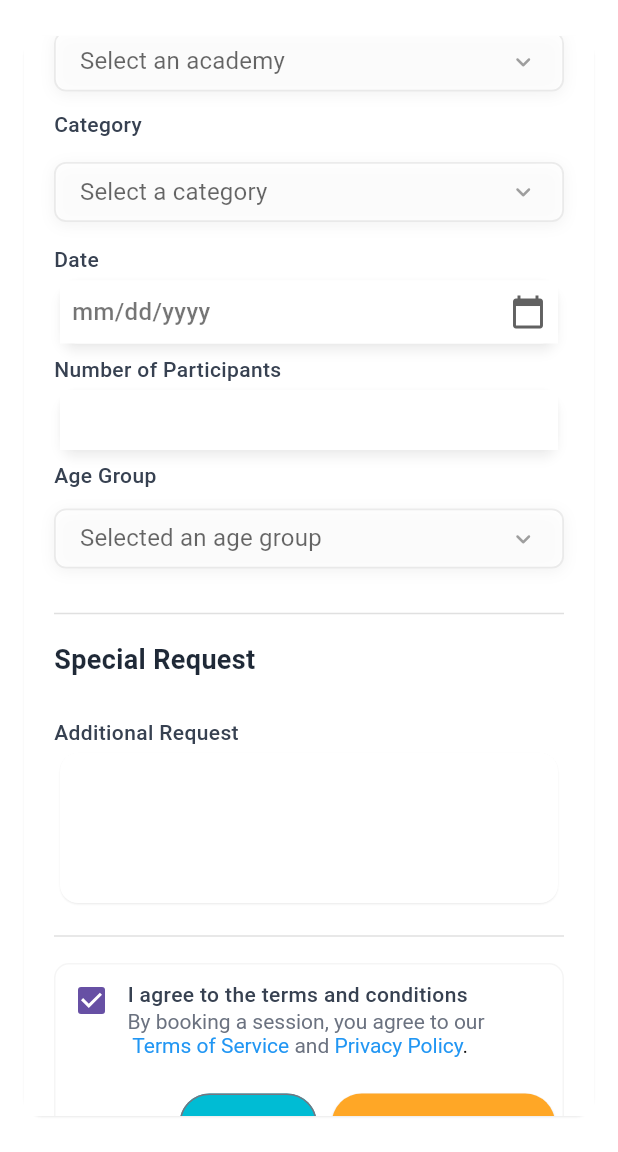
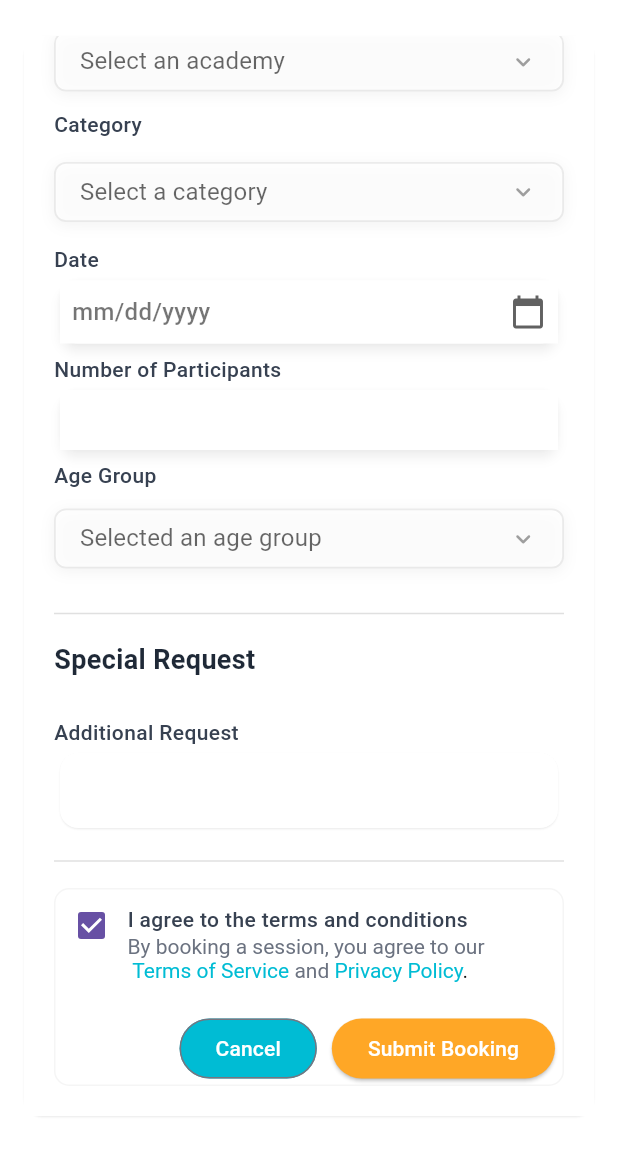
Before and after one commit to MTS-Services/Batteryqk_web-version-App-, a Flutter app: the BookScreen screen opened directly, scrolled down 521 dp, on a phone screen of 412 x 824 dp, the part 84-1236 px from its top. Run offline on Flutter 3.47's test engine with Material 3 defaults, Android fonts, the phone set to English and light mode, and no system bars; drawn by our look-alikes of dropdown_button2; our stand-ins replace font_awesome_flutter, google_fonts, pin_code_fields.

Commit message:
push By Remon

```diff
--- /dev/null
+++ b/lib/common/widgets/calender_screen.dart
@@ -0,0 +1,39 @@
+import 'package:flutter/material.dart';
+import 'package:intl/intl.dart';
+
+class CalenderScreen extends StatelessWidget {
+  const CalenderScreen({
+    super.key,
+    required DateTime? selectedDate,
+    required DateFormat formatter,
+  }) : _selectedDate = selectedDate, _formatter = formatter;
+
+  final DateTime? _selectedDate;
+  final DateFormat _formatter;
+
+  @override
+  Widget build(BuildContext context) {
+    return Row(
+      children: [
+        // Space between icon and date
+        Text(
+          _selectedDate == null
+              ? 'mm/dd/yyyy'
+              : _formatter.format(_selectedDate!),
+          style: TextStyle(
+            fontSize: 16,
+            color:
+            _selectedDate == null
+                ? Colors.black54
+                : Colors.black54,
+          ),
+        ),
+        Spacer(),
+        Icon(
+          Icons.calendar_today,
+          color: Colors.grey[700],
+        ),
+      ],
+    );
+  }
+}
--- a/lib/features/authentication/views/book_screen.dart
+++ b/lib/features/authentication/views/book_screen.dart
@@ -1,3 +1,4 @@
+import 'package:batteryqk_web_app/common/widgets/calender_screen.dart';
 import 'package:batteryqk_web_app/common/widgets/custom_app_bar.dart';
 import 'package:batteryqk_web_app/common/widgets/custom_dropdown.dart';
 import 'package:batteryqk_web_app/common/widgets/custom_text_field.dart';
@@ -64,7 +65,6 @@ class _BookScreenState extends State<BookScreen> {
     }
   }
 
-
   @override
   Widget build(BuildContext context) {
     final size = MediaQuery.of(context).size;
@@ -73,7 +73,7 @@ class _BookScreenState extends State<BookScreen> {
       backgroundColor: AppColor.whiteColor,
       appBar: PreferredSize(
         preferredSize: Size.fromHeight(kToolbarHeight),
-        child: CustomAppBar(isBack: true,),
+        child: CustomAppBar(isBack: true),
       ),
       body: Padding(
         padding: const EdgeInsets.only(
@@ -195,35 +195,14 @@ class _BookScreenState extends State<BookScreen> {
                                 horizontal: 8,
                                 vertical: 9,
                               ),
-                              decoration: BoxDecoration(
-                                color: Colors.white,
-                              ),
-                              child: Row(
-                                children: [
-                                  // Space between icon and date
-                                  Text(
-                                    _selectedDate == null
-                                        ? 'mm/dd/yyyy'
-                                        : _formatter.format(_selectedDate!),
-                                    style: TextStyle(
-                                      fontSize: 16,
-                                      color:
-                                          _selectedDate == null
-                                              ? Colors.black54
-                                              : Colors.black54,
-                                    ),
-                                  ),
-                                  Spacer(),
-                                  Icon(
-                                    Icons.calendar_today,
-                                    color: Colors.grey[700],
-                                  ),
-                                ],
+                              decoration: BoxDecoration(color: Colors.white),
+                              child: CalenderScreen(
+                                selectedDate: _selectedDate,
+                                formatter: _formatter,
                               ),
                             ),
                           ),
                         ),
-
 
                         const SizedBox(height: 3),
                         Text(
@@ -244,8 +223,8 @@ class _BookScreenState extends State<BookScreen> {
                                   blurRadius: 12,
                                   spreadRadius: 1,
                                   offset: const Offset(0, 6),
-                                )
-                              ]
+                                ),
+                              ],
                             ),
                             child: TextFormField(),
                           ),
@@ -282,7 +261,7 @@ class _BookScreenState extends State<BookScreen> {
                           shadowColor: Colors.white.withOpacity(0.5),
                           color: Colors.white,
                           child: Container(
-                            height: 100,
+                            height: 50,
                             decoration: BoxDecoration(),
                             child: TextFormField(),
                           ),
@@ -345,7 +324,7 @@ class _BookScreenState extends State<BookScreen> {
                                             TextSpan(
                                               text: 'Terms of Service',
                                               style: TextStyle(
-                                                color: Colors.blue,
+                                                color: AppColor.blueColor,
                                                 fontWeight: FontWeight.w400,
                                                 fontSize: 14,
                                               ),
@@ -364,7 +343,7 @@ class _BookScreenState extends State<BookScreen> {
                                             TextSpan(
                                               text: 'Privacy Policy',
                                               style: TextStyle(
-                                                color: Colors.blue,
+                                                color: AppColor.blueColor,
                                                 fontWeight: FontWeight.w400,
                                                 fontSize: 14,
                                               ),
@@ -388,13 +367,16 @@ class _BookScreenState extends State<BookScreen> {
                                   OutlinedButton(
                                     onPressed: () {
                                       print('Cancel pressed');
-                                    }, style: OutlinedButton.styleFrom(
-                                    backgroundColor: AppColor.blueColor
-                                  ),
+                                    },
+                                    style: OutlinedButton.styleFrom(
+                                      backgroundColor: AppColor.blueColor,
+                                    ),
                                     child: Text(
                                       'Cancel',
-                                      style:TextStyle(
-                                        color:Colors.white,fontWeight: FontWeight.w500,fontSize: 14
+                                      style: TextStyle(
+                                        color: Colors.white,
+                                        fontWeight: FontWeight.w500,
+                                        fontSize: 14,
                                       ),
                                     ),
                                   ),
--- a/lib/main.dart
+++ b/lib/main.dart
@@ -21,7 +21,7 @@ class MyApp extends StatelessWidget {
         canvasColor: Colors.white,
         inputDecorationTheme: InputDecorationTheme(
                focusedBorder: OutlineInputBorder(
-                 borderSide: BorderSide(color: AppColor.blackColor,),
+                 borderSide: BorderSide(color:AppColor.blueColor),
                  borderRadius: BorderRadius.circular(6),
                ),
 
```
